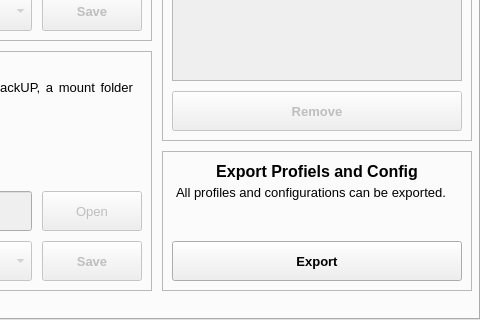
The window that src/borg_backup_gui.ui (MTrage/Borg-BackUP-GUI) describes before a commit, drawn with Qt 5; both pictures show x 520 to 1000 and y 300 to 620 of the 1000 by 620 pixel window.
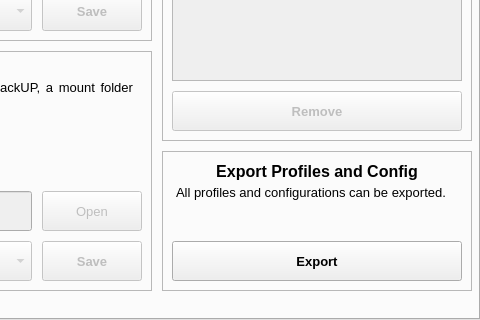
The same window after the commit. The open tabs and pages were chosen to show the change.

Patch:
```diff
--- a/src/borg_backup_gui.ui
+++ b/src/borg_backup_gui.ui
@@ -2211,7 +2211,7 @@
         <string notr="true"/>
        </property>
        <property name="text">
-        <string>Export Profiels and Config</string>
+        <string>Export Profiles and Config</string>
        </property>
        <property name="alignment">
         <set>Qt::AlignCenter</set>
```
Left out of the diff: 2 changed lines with no effect on the pictures.
